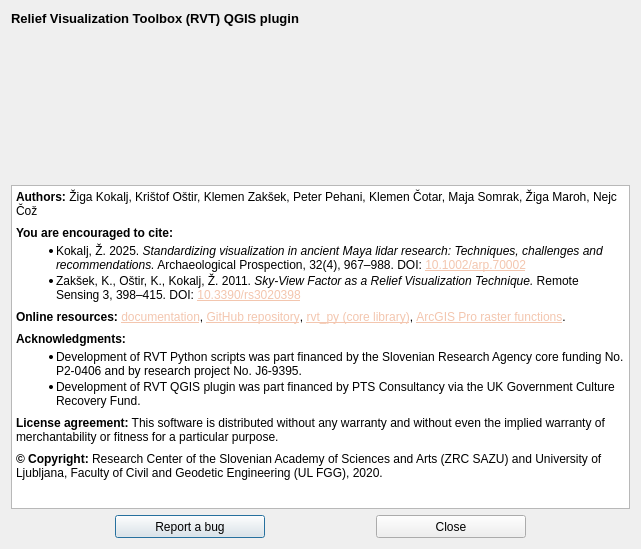
This is qrvt_dialog_about.ui in EarthObservation/rvt-qgis as Qt 5 draws it before an edit. The edited form follows.
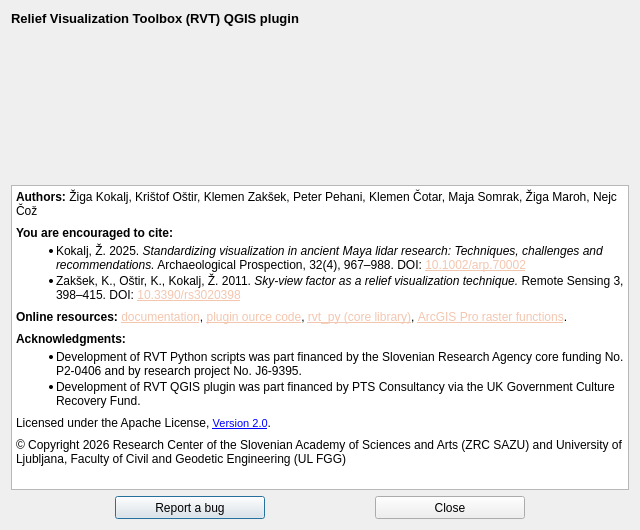
This is the edited form. Icons and pictures are not drawn.

The edit to the form file:
```diff
--- a/qrvt_dialog_about.ui
+++ b/qrvt_dialog_about.ui
@@ -6,8 +6,8 @@
    <rect>
     <x>0</x>
     <y>0</y>
-    <width>641</width>
-    <height>549</height>
+    <width>640</width>
+    <height>530</height>
    </rect>
   </property>
   <property name="minimumSize">
@@ -92,13 +92,13 @@
 &lt;p style=&quot; margin-top:4px; margin-bottom:4px; margin-left:0px; margin-right:0px; -qt-block-indent:0; text-indent:0px;&quot;&gt;&lt;span style=&quot; font-family:'Segoe UI'; font-size:9pt; font-weight:600;&quot;&gt;Authors:&lt;/span&gt;&lt;span style=&quot; font-family:'Segoe UI'; font-size:9pt;&quot;&gt; Žiga Kokalj, Krištof Oštir, Klemen Zakšek, Peter Pehani, Klemen Čotar, Maja Somrak, Žiga Maroh, Nejc Čož &lt;/span&gt;&lt;/p&gt;
 &lt;p style=&quot; margin-top:8px; margin-bottom:4px; margin-left:0px; margin-right:0px; -qt-block-indent:0; text-indent:0px;&quot;&gt;&lt;span style=&quot; font-family:'Segoe UI'; font-size:9pt; font-weight:600;&quot;&gt;You are encouraged to cite:&lt;/span&gt;&lt;span style=&quot; font-family:'Segoe UI'; font-size:9pt;&quot;&gt; &lt;/span&gt;&lt;/p&gt;
 &lt;ul style=&quot;margin-top: 0px; margin-bottom: 0px; margin-left: 0px; margin-right: 0px; -qt-list-indent: 1;&quot;&gt;&lt;li style=&quot; font-family:'Segoe UI'; font-size:9pt;&quot; style=&quot; margin-top:0px; margin-bottom:2px; margin-left:0px; margin-right:0px; -qt-block-indent:0; text-indent:0px;&quot;&gt;Kokalj, Ž. 2025. &lt;span style=&quot; font-style:italic;&quot;&gt;Standardizing visualization in ancient Maya lidar research: Techniques, challenges and recommendations.&lt;/span&gt; Archaeological Prospection, 32(4), 967–988. DOI: &lt;a href=&quot;https://doi.org/10.1002/arp.70002&quot;&gt;&lt;span style=&quot; text-decoration: underline; color:#f3c6af;&quot;&gt;10.1002/arp.70002&lt;/span&gt;&lt;/a&gt; &lt;/li&gt;
-&lt;li style=&quot; font-family:'Segoe UI'; font-size:9pt;&quot; style=&quot; margin-top:0px; margin-bottom:4px; margin-left:0px; margin-right:0px; -qt-block-indent:0; text-indent:0px;&quot;&gt;Zakšek, K., Oštir, K., Kokalj, Ž. 2011. &lt;span style=&quot; font-style:italic;&quot;&gt;Sky-View Factor as a Relief Visualization Technique.&lt;/span&gt; Remote Sensing 3, 398–415. DOI: &lt;a href=&quot;https://doi.org/10.3390/rs3020398&quot;&gt;&lt;span style=&quot; text-decoration: underline; color:#f3c6af;&quot;&gt;10.3390/rs3020398&lt;/span&gt;&lt;/a&gt; &lt;/li&gt;&lt;/ul&gt;
-&lt;p style=&quot; margin-top:8px; margin-bottom:4px; margin-left:0px; margin-right:0px; -qt-block-indent:0; text-indent:0px;&quot;&gt;&lt;span style=&quot; font-family:'Segoe UI'; font-size:9pt; font-weight:600;&quot;&gt;Online resources:&lt;/span&gt;&lt;span style=&quot; font-family:'Segoe UI'; font-size:9pt;&quot;&gt; &lt;/span&gt;&lt;a href=&quot;https://rvt-py.readthedocs.io/en/latest/rvtfor_qgis.html&quot;&gt;&lt;span style=&quot; font-family:'Segoe UI'; font-size:9pt; text-decoration: underline; color:#f3c6af;&quot;&gt;documentation&lt;/span&gt;&lt;/a&gt;&lt;span style=&quot; font-family:'Segoe UI'; font-size:9pt;&quot;&gt;, &lt;/span&gt;&lt;a href=&quot;https://github.com/EarthObservation/rvt-qgis&quot;&gt;&lt;span style=&quot; font-family:'Segoe UI'; font-size:9pt; text-decoration: underline; color:#f3c6af;&quot;&gt;GitHub repository&lt;/span&gt;&lt;/a&gt;&lt;span style=&quot; font-family:'Segoe UI'; font-size:9pt;&quot;&gt;, &lt;/span&gt;&lt;a href=&quot;https://github.com/EarthObservation/RVT_py&quot;&gt;&lt;span style=&quot; font-family:'Segoe UI'; font-size:9pt; text-decoration: underline; color:#f3c6af;&quot;&gt;rvt_py (core library)&lt;/span&gt;&lt;/a&gt;&lt;span style=&quot; font-family:'Segoe UI'; font-size:9pt;&quot;&gt;, &lt;/span&gt;&lt;a href=&quot;https://github.com/EarthObservation/rvt-arcgis-pro&quot;&gt;&lt;span style=&quot; font-family:'Segoe UI'; font-size:9pt; text-decoration: underline; color:#f3c6af;&quot;&gt;ArcGIS Pro raster functions&lt;/span&gt;&lt;/a&gt;&lt;span style=&quot; font-family:'Segoe UI'; font-size:9pt;&quot;&gt;.&lt;/span&gt;&lt;/p&gt;
+&lt;li style=&quot; font-family:'Segoe UI'; font-size:9pt;&quot; style=&quot; margin-top:0px; margin-bottom:4px; margin-left:0px; margin-right:0px; -qt-block-indent:0; text-indent:0px;&quot;&gt;Zakšek, K., Oštir, K., Kokalj, Ž. 2011. &lt;span style=&quot; font-style:italic;&quot;&gt;Sky-view factor as a relief visualization technique.&lt;/span&gt; Remote Sensing 3, 398–415. DOI: &lt;a href=&quot;https://doi.org/10.3390/rs3020398&quot;&gt;&lt;span style=&quot; text-decoration: underline; color:#f3c6af;&quot;&gt;10.3390/rs3020398&lt;/span&gt;&lt;/a&gt; &lt;/li&gt;&lt;/ul&gt;
+&lt;p style=&quot; margin-top:8px; margin-bottom:4px; margin-left:0px; margin-right:0px; -qt-block-indent:0; text-indent:0px;&quot;&gt;&lt;span style=&quot; font-family:'Segoe UI'; font-size:9pt; font-weight:600;&quot;&gt;Online resources:&lt;/span&gt;&lt;span style=&quot; font-family:'Segoe UI'; font-size:9pt;&quot;&gt; &lt;/span&gt;&lt;a href=&quot;https://rvt-py.readthedocs.io/en/latest/rvtfor_qgis.html&quot;&gt;&lt;span style=&quot; font-family:'Segoe UI'; font-size:9pt; text-decoration: underline; color:#f3c6af;&quot;&gt;documentation&lt;/span&gt;&lt;/a&gt;&lt;span style=&quot; font-family:'Segoe UI'; font-size:9pt;&quot;&gt;, &lt;/span&gt;&lt;a href=&quot;https://github.com/EarthObservation/rvt-qgis&quot;&gt;&lt;span style=&quot; font-family:'Segoe UI'; font-size:9pt; text-decoration: underline; color:#f3c6af;&quot;&gt;plugin ource code&lt;/span&gt;&lt;/a&gt;&lt;span style=&quot; font-family:'Segoe UI'; font-size:9pt;&quot;&gt;, &lt;/span&gt;&lt;a href=&quot;https://github.com/EarthObservation/RVT_py&quot;&gt;&lt;span style=&quot; font-family:'Segoe UI'; font-size:9pt; text-decoration: underline; color:#f3c6af;&quot;&gt;rvt_py (core library)&lt;/span&gt;&lt;/a&gt;&lt;span style=&quot; font-family:'Segoe UI'; font-size:9pt;&quot;&gt;, &lt;/span&gt;&lt;a href=&quot;https://github.com/EarthObservation/rvt-arcgis-pro&quot;&gt;&lt;span style=&quot; font-family:'Segoe UI'; font-size:9pt; text-decoration: underline; color:#f3c6af;&quot;&gt;ArcGIS Pro raster functions&lt;/span&gt;&lt;/a&gt;&lt;span style=&quot; font-family:'Segoe UI'; font-size:9pt;&quot;&gt;.&lt;/span&gt;&lt;/p&gt;
 &lt;p style=&quot; margin-top:8px; margin-bottom:4px; margin-left:0px; margin-right:0px; -qt-block-indent:0; text-indent:0px;&quot;&gt;&lt;span style=&quot; font-family:'Segoe UI'; font-size:9pt; font-weight:600;&quot;&gt;Acknowledgments:&lt;/span&gt;&lt;span style=&quot; font-family:'Segoe UI'; font-size:9pt;&quot;&gt; &lt;/span&gt;&lt;/p&gt;
 &lt;ul style=&quot;margin-top: 0px; margin-bottom: 0px; margin-left: 0px; margin-right: 0px; -qt-list-indent: 1;&quot;&gt;&lt;li style=&quot; font-family:'Segoe UI'; font-size:9pt;&quot; style=&quot; margin-top:0px; margin-bottom:2px; margin-left:0px; margin-right:0px; -qt-block-indent:0; text-indent:0px;&quot;&gt;Development of RVT Python scripts was part financed by the Slovenian Research Agency core funding No. P2-0406 and by research project No. J6-9395. &lt;/li&gt;
 &lt;li style=&quot; font-family:'Segoe UI'; font-size:9pt;&quot; style=&quot; margin-top:0px; margin-bottom:4px; margin-left:0px; margin-right:0px; -qt-block-indent:0; text-indent:0px;&quot;&gt;Development of RVT QGIS plugin was part financed by PTS Consultancy via the UK Government Culture Recovery Fund. &lt;/li&gt;&lt;/ul&gt;
-&lt;p style=&quot; margin-top:8px; margin-bottom:4px; margin-left:0px; margin-right:0px; -qt-block-indent:0; text-indent:0px;&quot;&gt;&lt;span style=&quot; font-family:'Segoe UI'; font-size:9pt; font-weight:600;&quot;&gt;License agreement:&lt;/span&gt;&lt;span style=&quot; font-family:'Segoe UI'; font-size:9pt;&quot;&gt; This software is distributed without any warranty and without even the implied warranty of merchantability or fitness for a particular purpose. &lt;/span&gt;&lt;/p&gt;
-&lt;p style=&quot; margin-top:8px; margin-bottom:4px; margin-left:0px; margin-right:0px; -qt-block-indent:0; text-indent:0px;&quot;&gt;&lt;span style=&quot; font-family:'Segoe UI'; font-size:9pt; font-weight:600;&quot;&gt;© Copyright:&lt;/span&gt;&lt;span style=&quot; font-family:'Segoe UI'; font-size:9pt;&quot;&gt; Research Center of the Slovenian Academy of Sciences and Arts (ZRC SAZU) and University of Ljubljana, Faculty of Civil and Geodetic Engineering (UL FGG), 2020. &lt;/span&gt;&lt;/p&gt;&lt;/body&gt;&lt;/html&gt;</string>
+&lt;p style=&quot; margin-top:8px; margin-bottom:4px; margin-left:0px; margin-right:0px; -qt-block-indent:0; text-indent:0px;&quot;&gt;&lt;span style=&quot; font-size:9pt;&quot;&gt;Licensed under the Apache License, &lt;/span&gt;&lt;a href=&quot;http://www.apache.org/licenses/LICENSE-2.0&quot;&gt;&lt;span style=&quot; text-decoration: underline; color:#0000ff;&quot;&gt;Version 2.0&lt;/span&gt;&lt;/a&gt;&lt;span style=&quot; font-size:9pt;&quot;&gt;.&lt;/span&gt;&lt;/p&gt;
+&lt;p style=&quot; margin-top:8px; margin-bottom:4px; margin-left:0px; margin-right:0px; -qt-block-indent:0; text-indent:0px;&quot;&gt;&lt;span style=&quot; font-family:'Segoe UI'; font-size:9pt;&quot;&gt;© Copyright 2026 Research Center of the Slovenian Academy of Sciences and Arts (ZRC SAZU) and University of Ljubljana, Faculty of Civil and Geodetic Engineering (UL FGG) &lt;/span&gt;&lt;/p&gt;&lt;/body&gt;&lt;/html&gt;</string>
        </property>
        <property name="openExternalLinks">
         <bool>true</bool>
```
